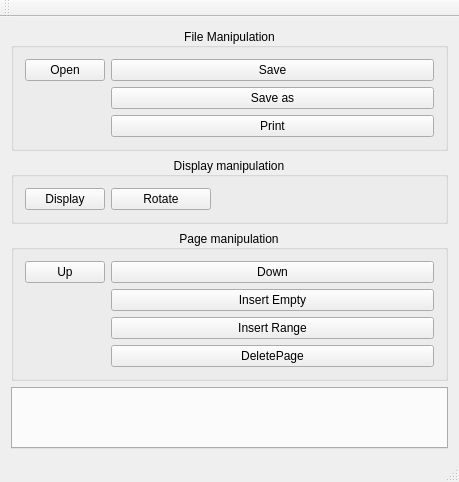
The window that pdfgui.ui (caronnee/pdfeditor) describes before a commit, drawn with Qt 5.
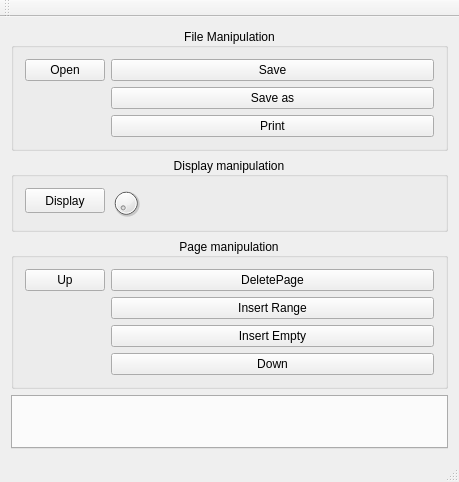
The same window after the commit. Custom widgets are drawn as their Qt base class.

Diff of the .ui file:
```diff
--- a/pdfgui.ui
+++ b/pdfgui.ui
@@ -93,15 +93,24 @@
         </widget>
        </item>
        <item row="0" column="1">
-        <widget class="QPushButton" name="rotate">
+        <widget class="QDial" name="rotate">
          <property name="maximumSize">
           <size>
-           <width>100</width>
-           <height>25</height>
+           <width>30</width>
+           <height>30</height>
           </size>
          </property>
-         <property name="text">
-          <string>Rotate</string>
+         <property name="minimum">
+          <number>0</number>
+         </property>
+         <property name="maximum">
+          <number>359</number>
+         </property>
+         <property name="singleStep">
+          <number>1</number>
+         </property>
+         <property name="value">
+          <number>0</number>
          </property>
         </widget>
        </item>
@@ -128,30 +137,30 @@
         </widget>
        </item>
        <item row="0" column="1">
-        <widget class="QPushButton" name="pageDown">
+        <widget class="QPushButton" name="deletePage">
          <property name="text">
-          <string>Down</string>
+          <string>DeletePage</string>
          </property>
         </widget>
        </item>
        <item row="1" column="1">
-        <widget class="QPushButton" name="insertEmpty">
-         <property name="text">
-          <string>Insert Empty</string>
-         </property>
-        </widget>
-       </item>
-       <item row="2" column="1">
         <widget class="QPushButton" name="insertRange">
          <property name="text">
           <string>Insert Range</string>
          </property>
         </widget>
        </item>
+       <item row="2" column="1">
+        <widget class="QPushButton" name="insertEmpty">
+         <property name="text">
+          <string>Insert Empty</string>
+         </property>
+        </widget>
+       </item>
        <item row="3" column="1">
-        <widget class="QPushButton" name="deletePage">
+        <widget class="QPushButton" name="pageDown">
          <property name="text">
-          <string>DeletePage</string>
+          <string>Down</string>
          </property>
         </widget>
        </item>
```
Left out of the diff: 16 changed lines with no effect on the pictures.
